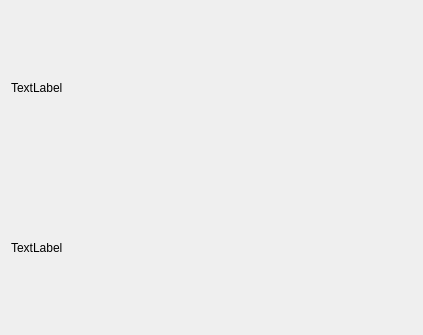
This is DateTimeInfo.ui in ev-nik/SmartHomeClient as Qt 5 draws it before an edit. The edited form follows.
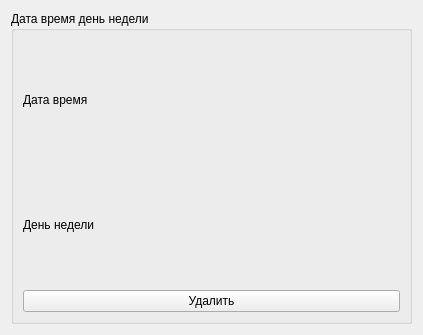
This is the edited form.

The edit to the form file:
```diff
--- a/DateTimeInfo.ui
+++ b/DateTimeInfo.ui
@@ -15,17 +15,33 @@
   </property>
   <layout class="QVBoxLayout" name="verticalLayout">
    <item>
+    <widget class="QGroupBox" name="groupBox">
+     <property name="title">
+      <string>Дата время день недели</string>
+     </property>
+     <layout class="QVBoxLayout" name="verticalLayout_2">
+      <item>
     <widget class="QLabel" name="dateTimeLabel">
      <property name="text">
-      <string>TextLabel</string>
+         <string>Дата время</string>
      </property>
     </widget>
    </item>
    <item>
     <widget class="QLabel" name="dayOfWeekLabel">
      <property name="text">
-      <string>TextLabel</string>
-     </property>
+         <string>День недели</string>
+        </property>
+       </widget>
+      </item>
+      <item>
+       <widget class="QPushButton" name="deleteButton">
+        <property name="text">
+         <string>Удалить</string>
+        </property>
+       </widget>
+      </item>
+     </layout>
     </widget>
    </item>
   </layout>
```
Lines whose indentation alone changed are shown as unchanged.
